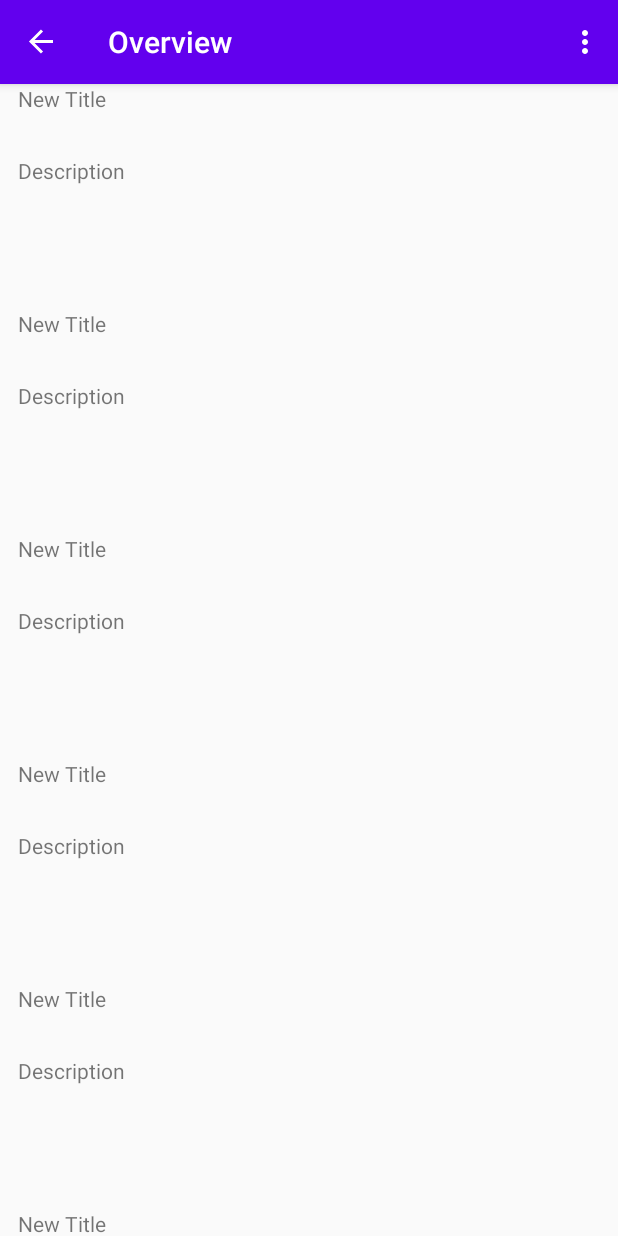
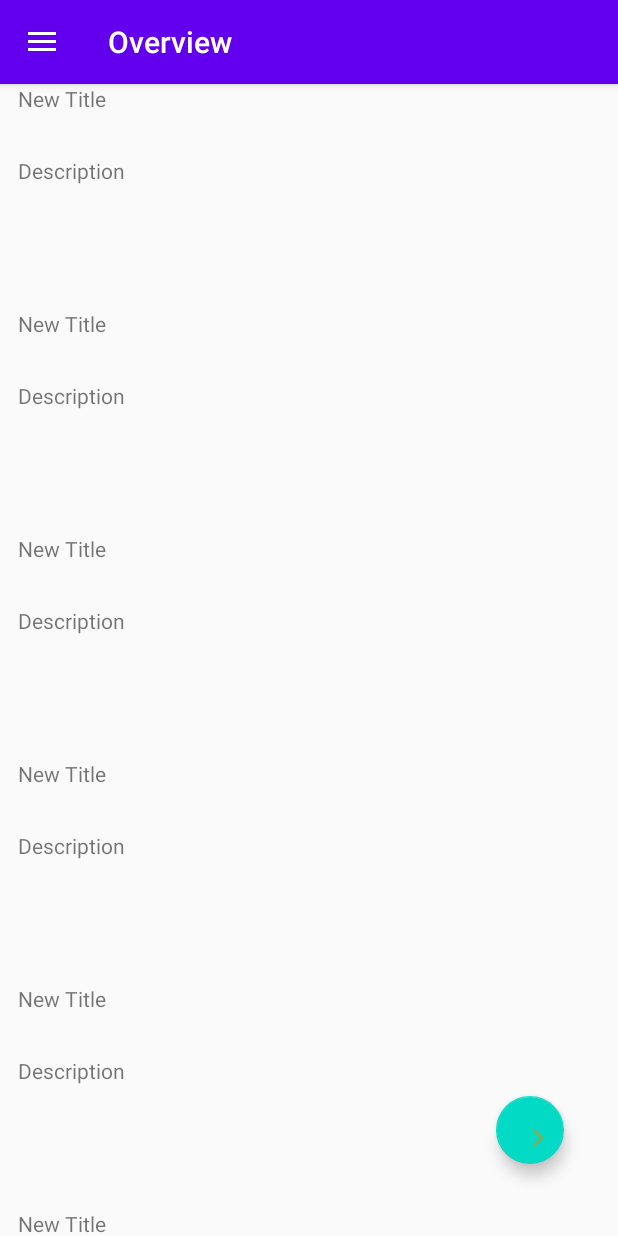
Before and after one commit to Khamaseen/HulpJanRevive, an Android app: the screen it shows after launch (MainActivity), on a phone screen of 412 x 824 dp. Run offline under Robolectric (Android 15) with nearby library versions, the phone set to English and light mode, and no system bars; our stand-ins replace navigation-ui.

Commit message:
added personsFragment, added menu to the drawerlayout, added datepicker

```diff
--- a/app/src/main/java/com/example/hulpjanrevive/BorderedView.kt
+++ b/app/src/main/java/com/example/hulpjanrevive/BorderedView.kt
@@ -31,9 +31,13 @@ class BorderedView(
         this.typeface = face
     }
 
+    override fun setText(text: CharSequence?, type: BufferType?) {
+        super.setText(text, type)
+    }
+
 
     fun setTimeRemaining() {
-        template += "text to set"
+        template = "text to set"
         super.setText(template)
     }
 
@@ -43,6 +47,7 @@ class BorderedView(
         paint.setStrokeWidth(1.5f)
         paint.setStyle(Paint.Style.STROKE)
         canvas.drawRect(0F, 0F, width.toFloat(), height.toFloat(), paint)
+        super.onDraw(canvas)
     }
 
 }
--- a/app/src/main/java/com/example/hulpjanrevive/MainActivity.kt
+++ b/app/src/main/java/com/example/hulpjanrevive/MainActivity.kt
@@ -1,17 +1,22 @@
 package com.example.hulpjanrevive
 
-import androidx.appcompat.app.AppCompatActivity
 import android.os.Bundle
 import android.view.Menu
+import android.view.MenuItem
+import android.widget.Toast
+import androidx.appcompat.app.AppCompatActivity
 import androidx.appcompat.widget.Toolbar
 import androidx.drawerlayout.widget.DrawerLayout
 import androidx.navigation.findNavController
 import androidx.navigation.ui.AppBarConfiguration
+import androidx.navigation.ui.navigateUp
 import androidx.navigation.ui.setupActionBarWithNavController
 import androidx.navigation.ui.setupWithNavController
 import com.google.android.material.navigation.NavigationView
 
 class MainActivity : AppCompatActivity() {
+
+    private lateinit var appBarConfiguration: AppBarConfiguration
 
     override fun onCreate(savedInstanceState: Bundle?) {
         super.onCreate(savedInstanceState)
@@ -20,15 +25,45 @@ class MainActivity : AppCompatActivity() {
         setSupportActionBar(findViewById<Toolbar>(R.id.toolbar))
 
         val drawerLayout = findViewById<DrawerLayout>(R.id.drawer)
-        val appBarConfiguration = AppBarConfiguration(setOf(), drawerLayout) //TODO add menu items for each destination
         val navController = findNavController(R.id.host_fragment)
+        appBarConfiguration = AppBarConfiguration(navController.graph, drawerLayout) //TODO add menu items for each destination
+
         setupActionBarWithNavController(navController, appBarConfiguration)
         findViewById<NavigationView>(R.id.navigation_view).setupWithNavController(navController)
     }
 
-    override fun onCreateOptionsMenu(menu: Menu): Boolean {
-        // Inflate the menu; this adds items to the action bar if it is present.
-        menuInflater.inflate(R.menu.navigation_view, menu)
-        return true
+    override fun onSupportNavigateUp(): Boolean {
+        val navController = findNavController(R.id.host_fragment)
+        return navController.navigateUp(appBarConfiguration)
+                || super.onSupportNavigateUp()
+    }
+
+
+    //
+//    override fun onCreateOptionsMenu(menu: Menu): Boolean {
+//        // Inflate the menu; this adds items to the action bar if it is present.
+//        menuInflater.inflate(R.menu.navigation_view, menu)
+//        return true
+//    }
+
+    override fun onOptionsItemSelected(item: MenuItem): Boolean {
+        when (item.itemId) {
+//            R.id.nav_item_one -> TODO()
+//            R.id.nav_item_two -> TODO()
+//            R.id.nav_item_three -> TODO()
+        }
+        return super.onOptionsItemSelected(item)
+    }
+
+    fun processDatePickerResult(year: Int, month: Int, day: Int) {
+        val month_string = Integer.toString(month + 1)
+        val day_string = Integer.toString(day)
+        val year_string = Integer.toString(year)
+        val dateMessage = month_string +
+                "/" + day_string + "/" + year_string
+        Toast.makeText(
+            this, "Date: " + dateMessage,
+            Toast.LENGTH_SHORT
+        ).show();
     }
 }
--- a/app/src/main/java/com/example/hulpjanrevive/MainFragment.kt
+++ b/app/src/main/java/com/example/hulpjanrevive/MainFragment.kt
@@ -4,6 +4,7 @@ import android.os.Bundle
 import android.view.LayoutInflater
 import android.view.View
 import android.view.ViewGroup
+import android.widget.Toast
 import androidx.fragment.app.Fragment
 import androidx.recyclerview.widget.LinearLayoutManager
 import androidx.recyclerview.widget.RecyclerView
@@ -33,6 +34,12 @@ class MainFragment: Fragment() {
             recycler_view.adapter = adapter
             recycler_view.layoutManager = LinearLayoutManager(it)
         }
+
+        add_new.setOnClickListener { openDateDialogFragment() }
+    }
+
+    private fun openDateDialogFragment() {
+        activity?.supportFragmentManager?.let { DatePickerFragment().show(it, "datePicker") }
     }
 
 }
--- a/app/src/main/java/com/example/hulpjanrevive/MainViewHolder.kt
+++ b/app/src/main/java/com/example/hulpjanrevive/MainViewHolder.kt
@@ -4,7 +4,7 @@ import android.view.View
 import android.widget.TextView
 import androidx.recyclerview.widget.RecyclerView
 
-class MainViewHolder(itemView: View) : RecyclerView.ViewHolder(itemView), View.OnClickListener {
+class MainViewHolder(itemView: View) : RecyclerView.ViewHolder(itemView), View.OnClickListener, View.OnLongClickListener {
 
     /**
      * If this viewholder would hold the data, then onClick could open a fragment
@@ -19,10 +19,15 @@ class MainViewHolder(itemView: View) : RecyclerView.ViewHolder(itemView), View.O
 
     init {
         itemView.setOnClickListener(this)
+        itemView.setOnLongClickListener(this)
     }
 
     override fun onClick(view: View?) {
         view?.findViewById<TextView>(R.id.title)?.text = "clicked"
+    }
+
+    override fun onLongClick(view: View?): Boolean {
+        TODO("Not yet implemented")
     }
 
     fun setData(data: Int) {
--- a/app/src/main/res/layout/fragment_main.xml
+++ b/app/src/main/res/layout/fragment_main.xml
@@ -46,4 +46,14 @@
 
     </androidx.core.widget.NestedScrollView>
 
+    <com.google.android.material.floatingactionbutton.FloatingActionButton
+        android:id="@+id/add_new"
+        android:layout_width="45dp"
+        android:layout_height="45dp"
+        android:layout_marginEnd="36dp"
+        android:src="@drawable/ic_baseline_chevron_right_24"
+        android:layout_marginBottom="48dp"
+        app:layout_constraintBottom_toBottomOf="parent"
+        app:layout_constraintEnd_toEndOf="parent"/>
+
 </androidx.constraintlayout.widget.ConstraintLayout>
--- a/app/src/main/res/layout/main_drawer_layout.xml
+++ b/app/src/main/res/layout/main_drawer_layout.xml
@@ -17,6 +17,7 @@
         android:layout_height="match_parent"
         android:layout_gravity="start"
         android:fitsSystemWindows="true"
+        app:menu="@menu/navigation_view"
         app:headerLayout="@layout/header_navigation_view"/>
 
 </androidx.drawerlayout.widget.DrawerLayout>
--- a/app/src/main/res/menu/navigation_view.xml
+++ b/app/src/main/res/menu/navigation_view.xml
@@ -3,17 +3,17 @@
 
     <group>
         <item
-            android:id="@+id/nav_item_one"
+            android:id="@+id/personFragment"
             android:icon="@drawable/ic_baseline_chevron_right_24"
             android:title="Item 1" />
-        <item
-            android:id="@+id/nav_item_two"
-            android:icon="@drawable/ic_baseline_chevron_right_24"
-            android:title="Item 2" />
-        <item
-            android:id="@+id/nav_item_three"
-            android:icon="@drawable/ic_baseline_chevron_right_24"
-            android:title="Item 3" />
+<!--        <item-->
+<!--            android:id="@+id/nav_item_two"-->
+<!--            android:icon="@drawable/ic_baseline_chevron_right_24"-->
+<!--            android:title="Item 2" />-->
+<!--        <item-->
+<!--            android:id="@+id/nav_item_three"-->
+<!--            android:icon="@drawable/ic_baseline_chevron_right_24"-->
+<!--            android:title="Item 3" />-->
     </group>
 
 </menu>
--- a/app/src/main/res/navigation/main_navigation.xml
+++ b/app/src/main/res/navigation/main_navigation.xml
@@ -9,6 +9,15 @@
         android:id="@+id/mainFragment"
         android:name="com.example.hulpjanrevive.MainFragment"
         android:label="Overview"
-        tools:layout="@layout/fragment_main" />
+        tools:layout="@layout/fragment_main" >
+        <action
+            android:id="@+id/action_mainFragment_to_personFragment"
+            app:destination="@id/personFragment" />
+    </fragment>
+    <fragment
+        android:id="@+id/personFragment"
+        android:name="com.example.hulpjanrevive.PersonFragment"
+        android:label="fragment_person"
+        tools:layout="@layout/fragment_person" />
 
 </navigation>
```
Also changed, not shown: app/src/main/java/com/example/hulpjanrevive/DatePickerFragment.kt (added, +31 -0 lines), app/src/main/java/com/example/hulpjanrevive/PersonFragment.kt (added, +59 -0 lines), app/src/main/res/layout/fragment_person.xml (added, +14 -0 lines).
